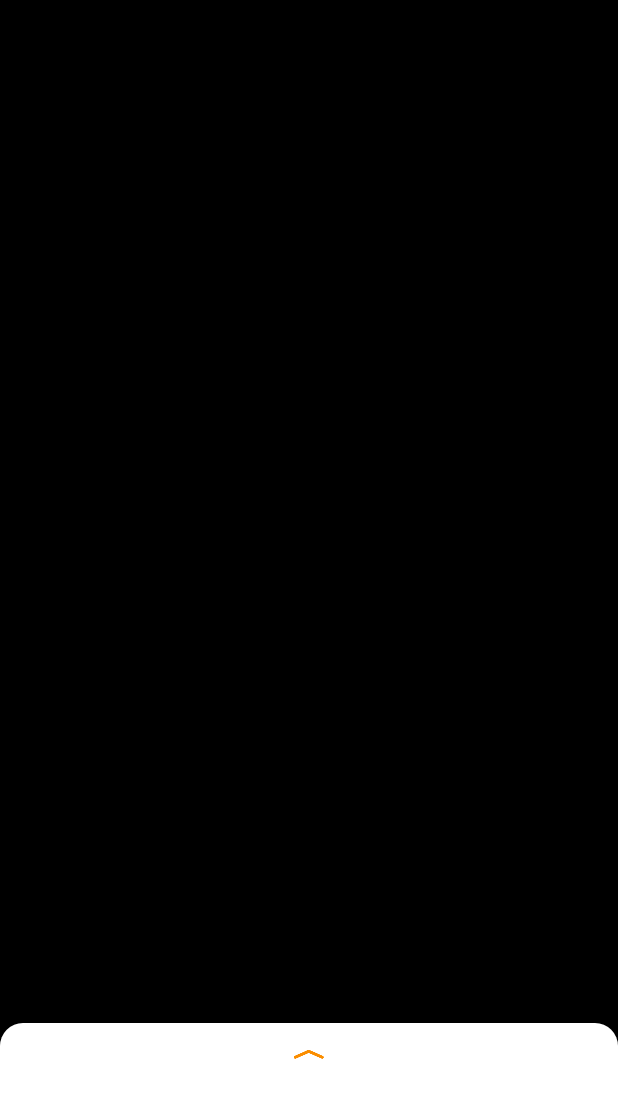
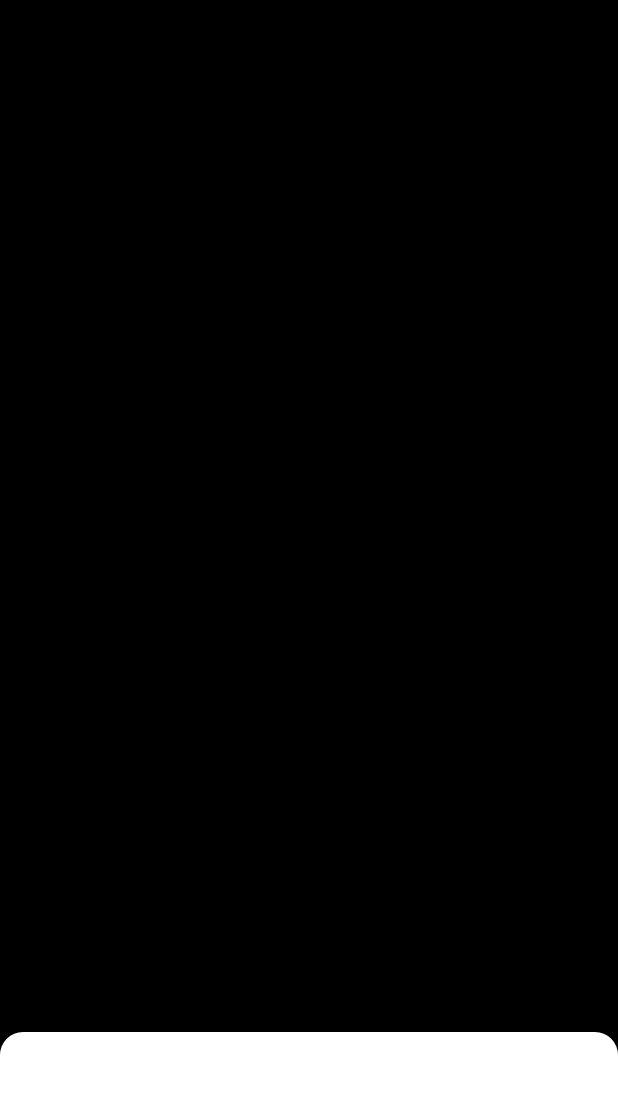
Before and after one commit to nargyanti/HelloMoneyV2, an Android app: the layout tfe_ic_activity_camera.xml on its own in the app's theme, with its tools: preview values and no code run, on a phone screen of 412 x 824 dp. Shown: the top 1098 px of the screen. Run offline under Robolectric (Android 15) with nearby library versions, the phone set to English and light mode, and no system bars.

Commit message:
Delete expand button

```diff
--- a/app/src/main/res/layout/tfe_ic_layout_bottom_sheet.xml
+++ b/app/src/main/res/layout/tfe_ic_layout_bottom_sheet.xml
@@ -20,13 +20,6 @@
         android:paddingTop="10dp"
         android:paddingBottom="10dp">
 
-        <ImageView
-            android:id="@+id/bottom_sheet_arrow"
-            android:layout_width="wrap_content"
-            android:layout_height="wrap_content"
-            android:layout_gravity="center"
-            android:src="@drawable/icn_chevron_up" />
-
         <LinearLayout
             android:layout_width="match_parent"
             android:layout_height="80dp"
```
Also changed, not shown: app/src/main/java/org/tensorflow/lite/examples/classification/CameraActivity.java (+3 -5 lines).
